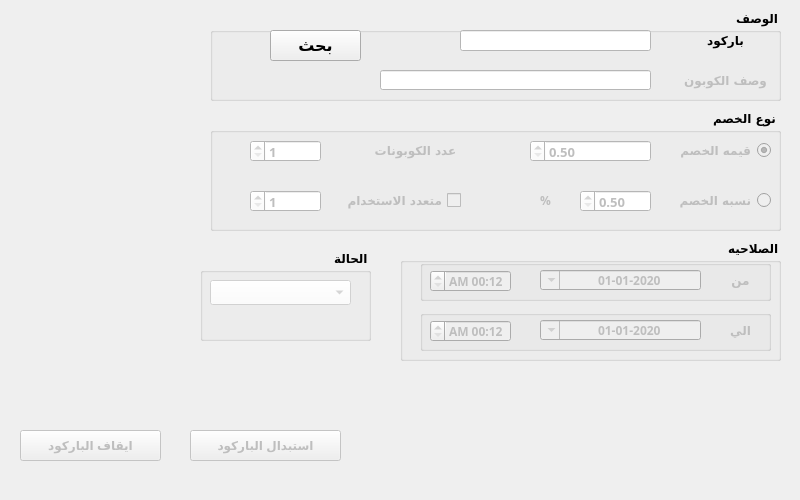
First picture: the form in presentation/coupon_ui/stoppedSerial.ui, repository shymaa123456/HyperPOS2020, before the edit.
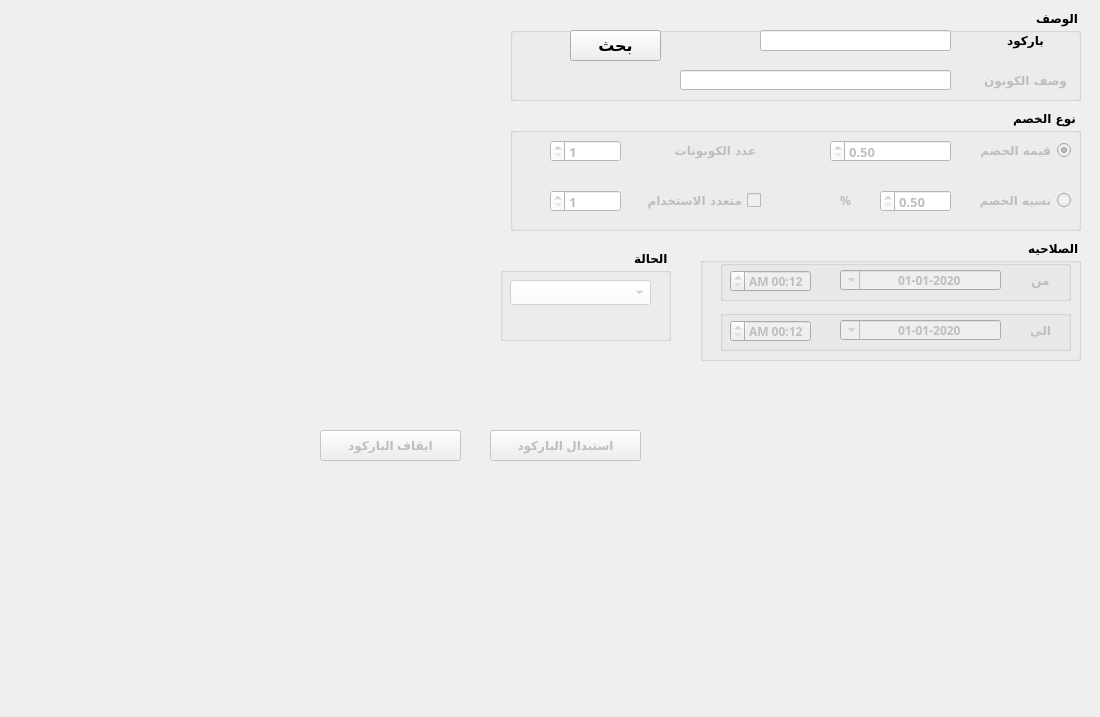
Second picture: the form after the edit.

What changed in the file:
```diff
--- a/presentation/coupon_ui/stoppedSerial.ui
+++ b/presentation/coupon_ui/stoppedSerial.ui
@@ -6,20 +6,20 @@
    <rect>
     <x>0</x>
     <y>0</y>
-    <width>800</width>
-    <height>500</height>
+    <width>1100</width>
+    <height>717</height>
    </rect>
   </property>
   <property name="minimumSize">
    <size>
-    <width>800</width>
-    <height>500</height>
+    <width>1100</width>
+    <height>717</height>
    </size>
   </property>
   <property name="maximumSize">
    <size>
-    <width>800</width>
-    <height>500</height>
+    <width>1100</width>
+    <height>717</height>
    </size>
   </property>
   <property name="windowTitle">
@@ -34,7 +34,7 @@
    </property>
    <property name="geometry">
     <rect>
-     <x>20</x>
+     <x>320</x>
      <y>430</y>
      <width>141</width>
      <height>31</height>
@@ -60,7 +60,7 @@
    </property>
    <property name="geometry">
     <rect>
-     <x>190</x>
+     <x>490</x>
      <y>430</y>
      <width>151</width>
      <height>31</height>
@@ -83,7 +83,7 @@
   <widget class="QGroupBox" name="groupBox">
    <property name="geometry">
     <rect>
-     <x>210</x>
+     <x>510</x>
      <y>10</y>
      <width>571</width>
      <height>91</height>
@@ -225,7 +225,7 @@
   <widget class="QGroupBox" name="groupBox_2">
    <property name="geometry">
     <rect>
-     <x>210</x>
+     <x>510</x>
      <y>110</y>
      <width>571</width>
      <height>121</height>
@@ -509,7 +509,7 @@
   <widget class="QGroupBox" name="groupBox_3">
    <property name="geometry">
     <rect>
-     <x>400</x>
+     <x>700</x>
      <y>240</y>
      <width>381</width>
      <height>121</height>
@@ -741,7 +741,7 @@
   <widget class="QGroupBox" name="groupBox_7">
    <property name="geometry">
     <rect>
-     <x>200</x>
+     <x>500</x>
      <y>250</y>
      <width>171</width>
      <height>91</height>
```
Left out of the diff: 18 changed lines with no effect on the pictures.
